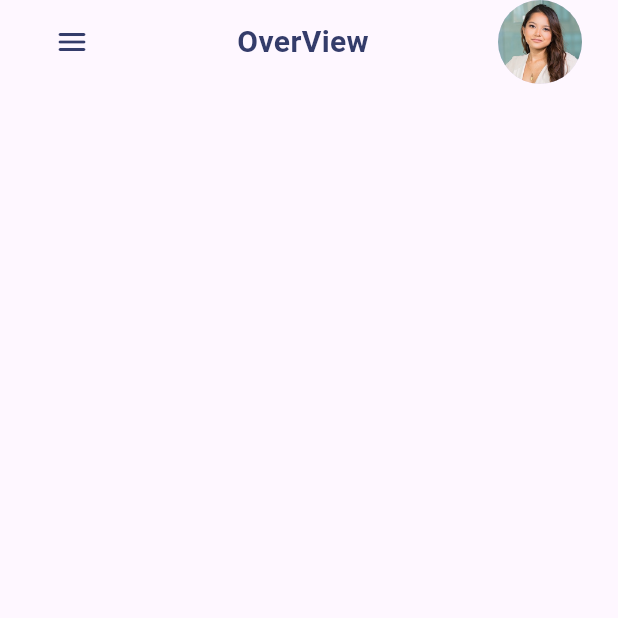
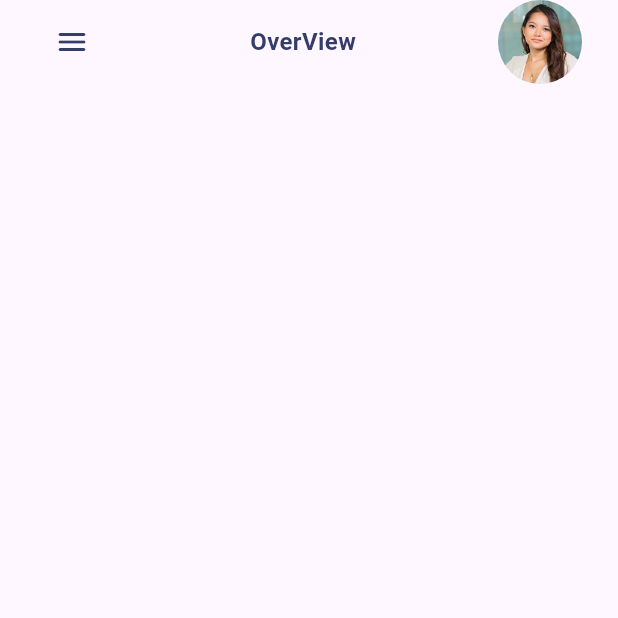
Before and after one commit to amr-khalid-saleh/bank_dash_app, a Flutter app: the screen it shows after launch, on a phone screen of 412 x 824 dp, the top half of it. Run offline on Flutter 3.47's test engine with Material 3 defaults, Android fonts, the phone set to English and light mode, and no system bars.

Commit message:
refactor text manager resource file

```diff
--- /dev/null
+++ b/lib/core/utils/size_config.dart
@@ -0,0 +1,13 @@
+import 'package:flutter/material.dart';
+
+class SizeConfig {
+  static const double desktop = 1200;
+  static const double tablet = 992;
+
+  static late double width, height;
+
+  static init(BuildContext context) {
+    height = MediaQuery.sizeOf(context).height;
+    width = MediaQuery.sizeOf(context).width;
+  }
+}
--- a/lib/core/utils/text_manager.dart
+++ b/lib/core/utils/text_manager.dart
@@ -1,42 +1,85 @@
+import 'package:bank_dash_app/core/utils/color_manager.dart';
+import 'package:bank_dash_app/core/utils/size_config.dart';
 import 'package:flutter/material.dart';
 
 abstract class TextManager {
   TextManager._();
 
-  static final TextStyle headingOne28SemiBold = TextStyle(
-    fontSize: 28,
+  static TextStyle headingOne28SemiBold(BuildContext context) => TextStyle(
+    fontSize: getResponsiveFontSize(context, fontSize: 28),
     fontWeight: FontWeight.w600,
+    color: ColorManager.primary_2,
   );
-  static final TextStyle headingTwo22SemiBold = TextStyle(
-    fontSize: 22,
+
+  static TextStyle headingTwo22SemiBold(BuildContext context) => TextStyle(
+    fontSize: getResponsiveFontSize(context, fontSize: 22),
     fontWeight: FontWeight.w600,
+    color: ColorManager.primary_2,
   );
-  static final TextStyle headingThree20SemiBold = TextStyle(
-    fontSize: 20,
+
+  static TextStyle headingThree20SemiBold(BuildContext context) => TextStyle(
+    fontSize: getResponsiveFontSize(context, fontSize: 20),
     fontWeight: FontWeight.w600,
+    color: ColorManager.primary_2,
   );
-  static final TextStyle headingFour18Medium = TextStyle(
-    fontSize: 18,
+
+  static TextStyle headingFour18Medium(BuildContext context) => TextStyle(
+    fontSize: getResponsiveFontSize(context, fontSize: 18),
     fontWeight: FontWeight.w500,
+    color: ColorManager.primary_2,
   );
-  static final TextStyle bodyOne16Regular = TextStyle(
-    fontSize: 16,
+
+  static TextStyle bodyOne16Regular(BuildContext context) => TextStyle(
+    fontSize: getResponsiveFontSize(context, fontSize: 16),
     fontWeight: FontWeight.w400,
+    color: ColorManager.primary_2,
   );
-  static final TextStyle bodyTwo14Regular = TextStyle(
-    fontSize: 14,
+
+  static TextStyle bodyTwo14Regular(BuildContext context) => TextStyle(
+    fontSize: getResponsiveFontSize(context, fontSize: 14),
     fontWeight: FontWeight.w400,
+    color: ColorManager.primary_2,
   );
-  static final TextStyle bodyThree12Regular = TextStyle(
-    fontSize: 12,
+
+  static TextStyle bodyThree12Regular(BuildContext context) => TextStyle(
+    fontSize: getResponsiveFontSize(context, fontSize: 12),
     fontWeight: FontWeight.w400,
+    color: ColorManager.primary_2,
   );
-  static final TextStyle buttonOne18Medium = TextStyle(
-    fontSize: 18,
+
+  static TextStyle buttonOne18Medium(BuildContext context) => TextStyle(
+    fontSize: getResponsiveFontSize(context, fontSize: 18),
     fontWeight: FontWeight.w500,
+    color: ColorManager.primary_2,
   );
-  static final TextStyle buttonTwo14Medium = TextStyle(
-    fontSize: 14,
+
+  static TextStyle buttonTwo14Medium(BuildContext context) => TextStyle(
+    fontSize: getResponsiveFontSize(context, fontSize: 14),
     fontWeight: FontWeight.w500,
+    color: ColorManager.primary_2,
   );
 }
+
+// scaleFactor
+// responsive font size
+// (min , max) font size
+double getResponsiveFontSize(context, {required double fontSize}) {
+  double scaleFactor = getScaleFactor(context);
+  double responsiveFontSize = fontSize * scaleFactor;
+
+  double lowerLimit = fontSize * .8;
+  double upperLimit = fontSize * 1.2;
+
+  return responsiveFontSize.clamp(lowerLimit, upperLimit);
+}
+
+double getScaleFactor(context) {
+  double width = MediaQuery.sizeOf(context).width;
+  if (width < SizeConfig.tablet) {
+    return width / 650;
+  } else if (width < SizeConfig.desktop) {
+    return width / 1000;
+  } else {
+    return width / 1920;
+  }
+}
--- a/lib/features/dashboard/presentation/views/widgets/custom_app_bar.dart
+++ b/lib/features/dashboard/presentation/views/widgets/custom_app_bar.dart
@@ -1,7 +1,6 @@
 import 'package:bank_dash_app/core/utils/color_manager.dart';
 import 'package:bank_dash_app/core/utils/image_manager.dart';
 import 'package:bank_dash_app/core/utils/text_manager.dart';
-import 'package:bank_dash_app/features/dashboard/presentation/views/widgets/custom_text_field.dart';
 import 'package:flutter/material.dart';
 
 class CustomAppBar extends StatelessWidget {
@@ -24,13 +23,11 @@ class CustomAppBar extends StatelessWidget {
                 color: ColorManager.primary_2,
               ),
             ),
-            Text(
-              pageName,
-              style: TextManager.headingThree20SemiBold.copyWith(
-                color: ColorManager.primary_2,
-              ),
+            Text(pageName, style: TextManager.headingThree20SemiBold(context)),
+            CircleAvatar(
+              radius: 28,
+              backgroundImage: AssetImage(ImageManager.person),
             ),
-            CircleAvatar(radius: 28, backgroundImage: AssetImage(ImageManager.person)),
           ],
         ),
       ],
```
